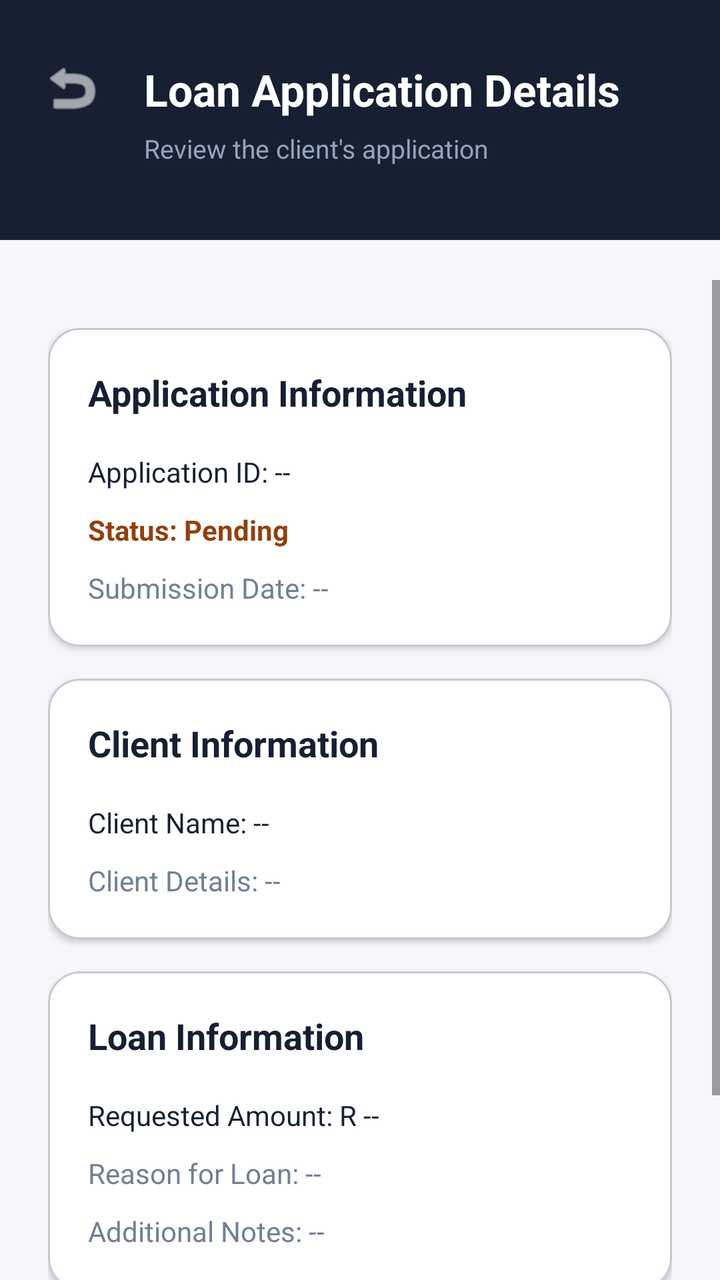
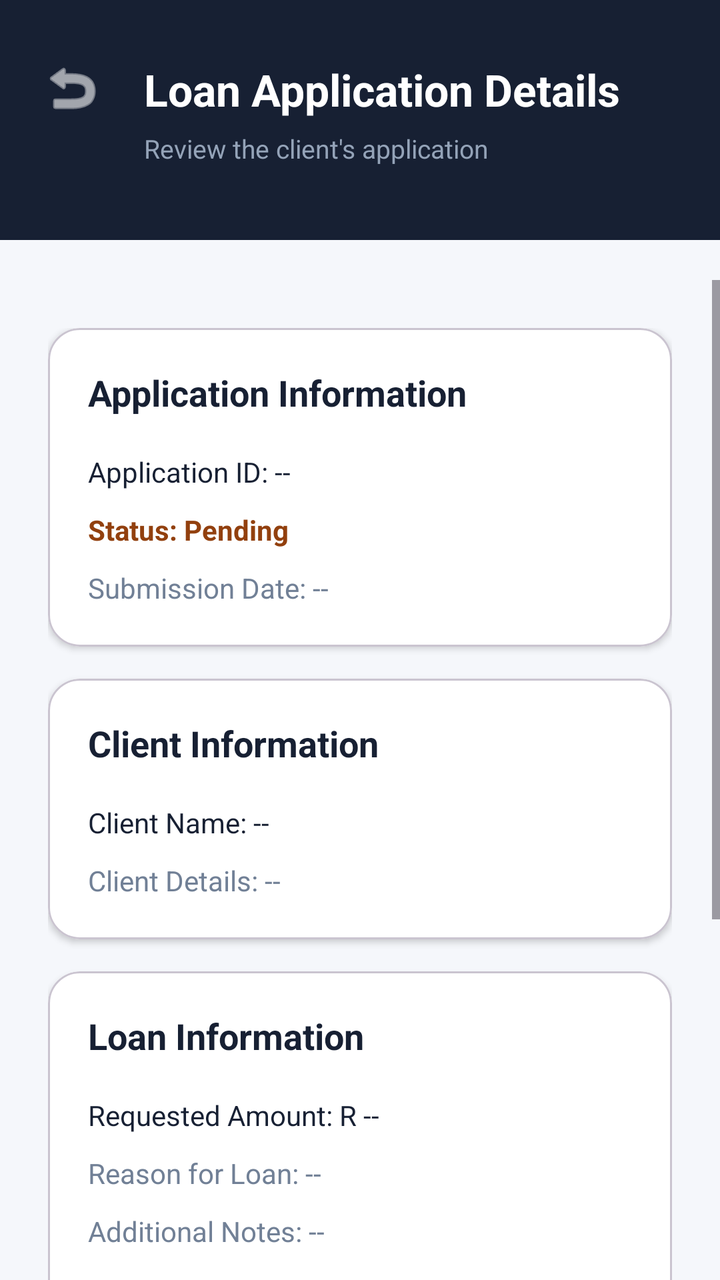

Before-and-after screenshots of an Android layout around one commit, followed by the original layout XML and the change that was made.
<!-- AndroidManifest.xml: application theme Theme.Prototype_2 -->
<!-- res/layout/activity_staff_loan_details.xml -->
<?xml version="1.0" encoding="utf-8"?>
<androidx.constraintlayout.widget.ConstraintLayout
    xmlns:android="http://schemas.android.com/apk/res/android"
    xmlns:app="http://schemas.android.com/apk/res-auto"
    android:id="@+id/main"
    android:layout_width="match_parent"
    android:layout_height="match_parent"
    android:background="#F5F7FB">

    <View
        android:id="@+id/headerBackground"
        android:layout_width="0dp"
        android:layout_height="120dp"
        android:background="#172033"
        app:layout_constraintEnd_toEndOf="parent"
        app:layout_constraintStart_toStartOf="parent"
        app:layout_constraintTop_toTopOf="parent" />

    <ImageButton
        android:id="@+id/btnBack"
        android:layout_width="48dp"
        android:layout_height="48dp"
        android:layout_marginStart="12dp"
        android:layout_marginTop="20dp"
        android:background="?attr/selectableItemBackgroundBorderless"
        android:contentDescription="Back"
        android:src="@android:drawable/ic_menu_revert"
        app:layout_constraintStart_toStartOf="parent"
        app:layout_constraintTop_toTopOf="parent"
        app:tint="#FFFFFF" />

    <TextView
        android:id="@+id/DetailsTitle"
        android:layout_width="wrap_content"
        android:layout_height="wrap_content"
        android:layout_marginStart="12dp"
        android:layout_marginTop="30dp"
        android:text="Loan Application Details"
        android:textColor="#FFFFFF"
        android:textSize="22sp"
        android:textStyle="bold"
        app:layout_constraintStart_toEndOf="@id/btnBack"
        app:layout_constraintTop_toTopOf="parent" />

    <TextView
        android:id="@+id/DetailsSubtitle"
        android:layout_width="wrap_content"
        android:layout_height="wrap_content"
        android:layout_marginStart="72dp"
        android:layout_marginTop="6dp"
        android:text="Review the client's application"
        android:textColor="#94A3B8"
        android:textSize="13sp"
        app:layout_constraintStart_toStartOf="parent"
        app:layout_constraintTop_toBottomOf="@id/DetailsTitle" />

    <ScrollView
        android:layout_width="0dp"
        android:layout_height="0dp"
        android:layout_marginTop="20dp"
        android:fillViewport="true"
        app:layout_constraintBottom_toBottomOf="parent"
        app:layout_constraintEnd_toEndOf="parent"
        app:layout_constraintStart_toStartOf="parent"
        app:layout_constraintTop_toBottomOf="@id/headerBackground">

        <LinearLayout
            android:layout_width="match_parent"
            android:layout_height="wrap_content"
            android:orientation="vertical"
            android:padding="24dp">

            <com.google.android.material.card.MaterialCardView
                android:layout_width="match_parent"
                android:layout_height="wrap_content"
                app:cardBackgroundColor="#FFFFFF"
                app:cardCornerRadius="16dp"
                app:cardElevation="2dp">

                <LinearLayout
                    android:layout_width="match_parent"
                    android:layout_height="wrap_content"
                    android:orientation="vertical"
                    android:padding="20dp">

                    <TextView
                        android:layout_width="wrap_content"
                        android:layout_height="wrap_content"
                        android:text="Application Information"
                        android:textColor="#172033"
                        android:textSize="18sp"
                        android:textStyle="bold" />

                    <TextView
                        android:id="@+id/ApplicationId"
                        android:layout_width="match_parent"
                        android:layout_height="wrap_content"
                        android:layout_marginTop="18dp"
                        android:text="Application ID: --"
                        android:textColor="#172033"
                        android:textSize="14sp" />

                    <TextView
                        android:id="@+id/ApplicationStatus"
                        android:layout_width="match_parent"
                        android:layout_height="wrap_content"
                        android:layout_marginTop="10dp"
                        android:text="Status: Pending"
                        android:textColor="#92400E"
                        android:textSize="14sp"
                        android:textStyle="bold" />

                    <TextView
                        android:id="@+id/SubmissionDate"
                        android:layout_width="match_parent"
                        android:layout_height="wrap_content"
                        android:layout_marginTop="10dp"
                        android:text="Submission Date: --"
                        android:textColor="#718096"
                        android:textSize="14sp" />

                </LinearLayout>

            </com.google.android.material.card.MaterialCardView>

            <com.google.android.material.card.MaterialCardView
                android:layout_width="match_parent"
                android:layout_height="wrap_content"
                android:layout_marginTop="16dp"
                app:cardBackgroundColor="#FFFFFF"
                app:cardCornerRadius="16dp"
                app:cardElevation="2dp">

                <LinearLayout
                    android:layout_width="match_parent"
                    android:layout_height="wrap_content"
                    android:orientation="vertical"
                    android:padding="20dp">

                    <TextView
                        android:layout_width="wrap_content"
                        android:layout_height="wrap_content"
                        android:text="Client Information"
                        android:textColor="#172033"
                        android:textSize="18sp"
                        android:textStyle="bold" />

                    <TextView
                        android:id="@+id/ClientName"
                        android:layout_width="match_parent"
                        android:layout_height="wrap_content"
                        android:layout_marginTop="18dp"
                        android:text="Client Name: --"
                        android:textColor="#172033"
                        android:textSize="14sp" />

                    <TextView
                        android:id="@+id/ClientDetails"
                        android:layout_width="match_parent"
                        android:layout_height="wrap_content"
                        android:layout_marginTop="10dp"
                        android:text="Client Details: --"
                        android:textColor="#718096"
                        android:textSize="14sp" />

                </LinearLayout>

            </com.google.android.material.card.MaterialCardView>

            <com.google.android.material.card.MaterialCardView
                android:layout_width="match_parent"
                android:layout_height="wrap_content"
                android:layout_marginTop="16dp"
                app:cardBackgroundColor="#FFFFFF"
                app:cardCornerRadius="16dp"
                app:cardElevation="2dp">

                <LinearLayout
                    android:layout_width="match_parent"
                    android:layout_height="wrap_content"
                    android:orientation="vertical"
                    android:padding="20dp">

                    <TextView
                        android:layout_width="wrap_content"
                        android:layout_height="wrap_content"
                        android:text="Loan Information"
                        android:textColor="#172033"
                        android:textSize="18sp"
                        android:textStyle="bold" />

                    <TextView
                        android:id="@+id/LoanAmount"
                        android:layout_width="match_parent"
                        android:layout_height="wrap_content"
                        android:layout_marginTop="18dp"
                        android:text="Requested Amount: R --"
                        android:textColor="#172033"
                        android:textSize="14sp" />

                    <TextView
                        android:id="@+id/LoanReason"
                        android:layout_width="match_parent"
                        android:layout_height="wrap_content"
                        android:layout_marginTop="10dp"
                        android:text="Reason for Loan: --"
                        android:textColor="#718096"
                        android:textSize="14sp" />

                    <TextView
                        android:id="@+id/LoanNote"
                        android:layout_width="match_parent"
                        android:layout_height="wrap_content"
                        android:layout_marginTop="10dp"
                        android:text="Additional Notes: --"
                        android:textColor="#718096"
                        android:textSize="14sp" />

                </LinearLayout>

            </com.google.android.material.card.MaterialCardView>

            <Button
                android:id="@+id/btnApproveLoan"
                android:layout_width="match_parent"
                android:layout_height="wrap_content"
                android:layout_marginTop="24dp"
                android:layout_marginBottom="12dp"
                android:backgroundTint="#25D366"
                android:text="Verify Details"
                android:textColor="#FFFFFF"
                android:textSize="15sp"
                android:textStyle="bold" />

        </LinearLayout>

    </ScrollView>

</androidx.constraintlayout.widget.ConstraintLayout>
<!-- resources referenced by this layout -->
<resources>
  <style name="Theme.Prototype_2" parent="Base.Theme.Prototype_2" />
  <style name="Base.Theme.Prototype_2" parent="Theme.Material3.DayNight.NoActionBar">
          
          
          <item name="android:windowAnimationStyle">@style/ActivityAnimation</item>
      </style>
  <style name="ActivityAnimation" parent="@android:style/Animation.Activity">
          <item name="android:activityOpenEnterAnimation">@anim/slide_in_right</item>
          <item name="android:activityOpenExitAnimation">@anim/slide_out_left</item>
          <item name="android:activityCloseEnterAnimation">@anim/slide_in_left</item>
          <item name="android:activityCloseExitAnimation">@anim/slide_out_right</item>
      </style>
</resources>

<!-- the commit's change to res/layout/activity_staff_loan_details.xml (unified diff, before → after) -->
@@ -216,6 +216,47 @@
                         android:textColor="#718096"
                         android:textSize="14sp" />
 
+                    <TextView
+                        android:id="@+id/tvDocumentsTitle"
+                        android:layout_width="match_parent"
+                        android:layout_height="wrap_content"
+                        android:text="Supporting Documents"
+                        android:textSize="20sp"
+                        android:textStyle="bold"
+                        android:paddingTop="16dp"
+                        android:paddingBottom="8dp" />
+
+                    <TextView
+                        android:id="@+id/tvIdDocument"
+                        android:layout_width="match_parent"
+                        android:layout_height="wrap_content"
+                        android:clickable="true"
+                        android:focusable="true"
+                        android:minHeight="48dp"
+                        android:padding="8dp"
+                        android:text="ID Document: Not available"
+                        android:textColor="#2563EB" />
+
+                    <TextView
+                        android:id="@+id/tvProofOfAddress"
+                        android:layout_width="match_parent"
+                        android:layout_height="wrap_content"
+                        android:text="Proof of Address: Not available"
+                        android:textColor="#2563EB"
+                        android:padding="8dp"
+                        android:clickable="true"
+                        android:focusable="true" />
+
+                    <TextView
+                        android:id="@+id/tvPayslip"
+                        android:layout_width="match_parent"
+                        android:layout_height="wrap_content"
+                        android:text="Payslip: Not available"
+                        android:textColor="#2563EB"
+                        android:padding="8dp"
+                        android:clickable="true"
+                        android:focusable="true" />
+
                 </LinearLayout>
 
             </com.google.android.material.card.MaterialCardView>
